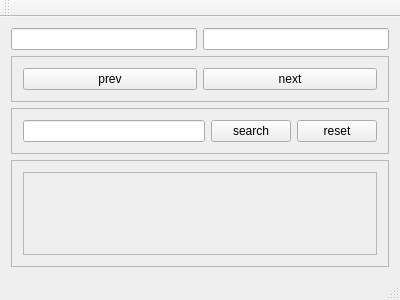
The window that mainwindow.ui (blockspacer/qt-QDataWidgetMapper-custom-model) describes before a commit, drawn with Qt 5.
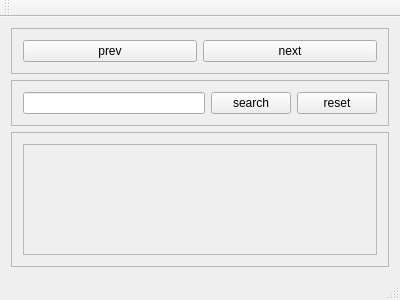
The same window after the commit.

Commit message: added PersonsPage widget

The edit to the form file:
```diff
--- a/mainwindow.ui
+++ b/mainwindow.ui
@@ -18,16 +18,6 @@
     <item>
      <layout class="QVBoxLayout" name="pwLayout"/>
     </item>
-    <item>
-     <layout class="QHBoxLayout" name="horizontalLayout_5">
-      <item>
-       <widget class="QLineEdit" name="lineEdit"/>
-      </item>
-      <item>
-       <widget class="QLineEdit" name="lineEdit_2"/>
-      </item>
-     </layout>
-    </item>
     <item>
      <layout class="QVBoxLayout" name="verticalLayout_2">
       <item>
```
The commit also changes 7 other files.
